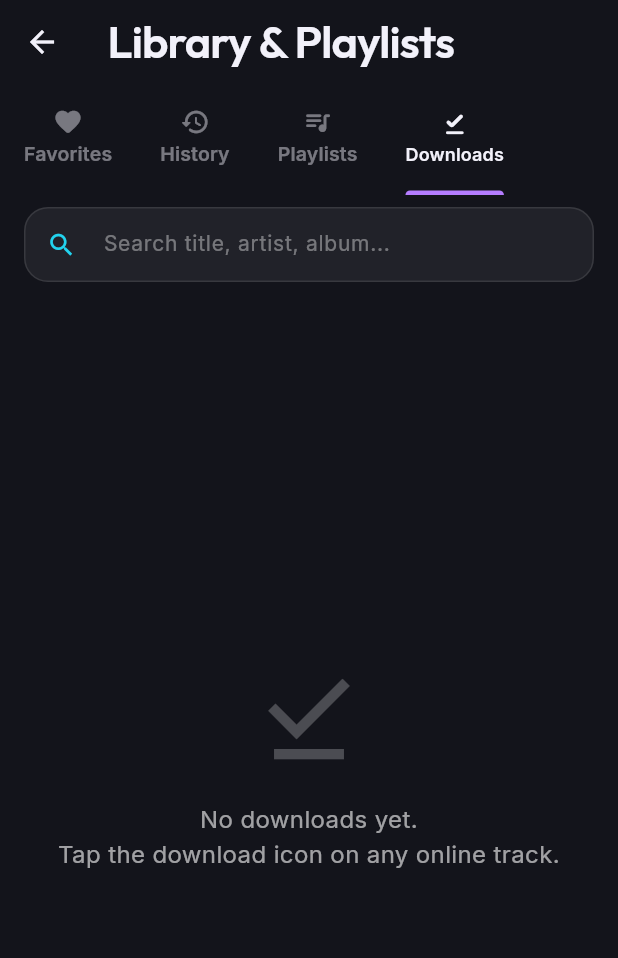
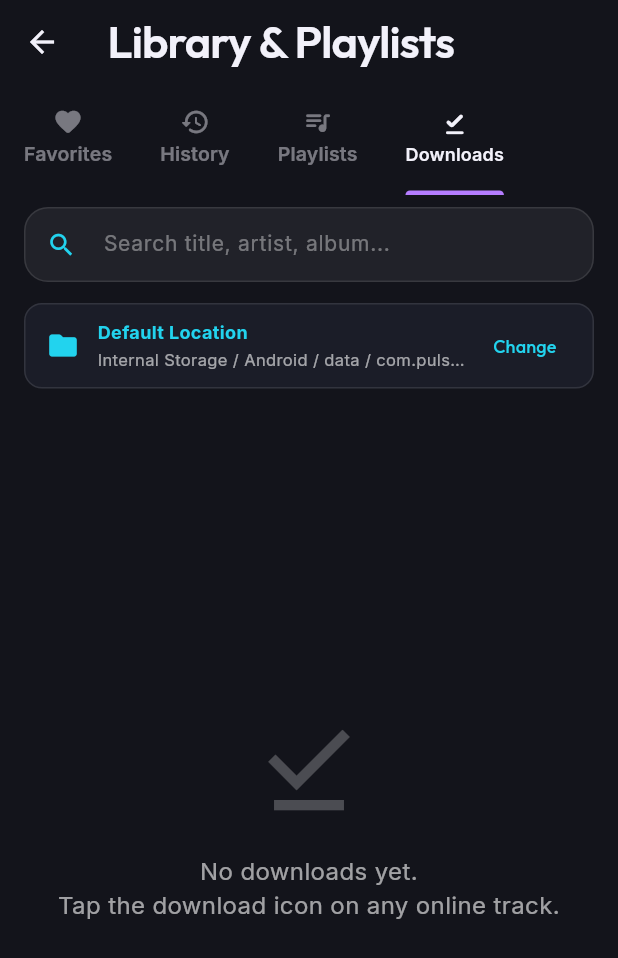
Before and after one commit to Thiyagu-2003/Pulse, a Flutter app: the PlaylistsScreen screen opened directly, tab 4 chosen, on a phone screen of 412 x 824 dp. Shown: the top 958 px of the screen. Run offline on Flutter 3.47's test engine with Material 3 defaults, Android fonts, the phone set to English and light mode, and no system bars; our stand-ins replace audio_service, cached_network_image, file_picker, flutter_spinkit, google_fonts, hive_flutter and 3 more; missing offline and left inert: newpipeextractor_dart, on_audio_query_pluse, youtube_explode_dart; accounts and stored records are empty; network calls fail; project files that could hold a hidden picture were left out.

Commit message:
custom download location

```diff
--- a/lib/providers/music_player_provider.dart
+++ b/lib/providers/music_player_provider.dart
@@ -374,6 +374,14 @@ class MusicPlayerProvider extends ChangeNotifier {
   List<AppMediaItem> getFavorites() => _storageService.getFavorites();
   List<AppMediaItem> getHistory() => _storageService.getHistory();
 
+  /// Custom Download Location
+  String? get customDownloadPath => _storageService.getCustomDownloadPath();
+
+  Future<void> setCustomDownloadPath(String? path) async {
+    await _storageService.setCustomDownloadPath(path);
+    notifyListeners();
+  }
+
   /// Playlists
   List<Playlist> getPlaylists() => _storageService.getPlaylists();
   Playlist? getPlaylist(String id) => _storageService.getPlaylist(id);
--- a/lib/services/audio_handler.dart
+++ b/lib/services/audio_handler.dart
@@ -10,7 +10,7 @@ Future<CustomAudioHandler> initAudioService() async {
   return await AudioService.init<CustomAudioHandler>(
     builder: () => CustomAudioHandler(),
     config: const AudioServiceConfig(
-      androidNotificationChannelId: 'com.antigravity.musicplayer.channel.audio',
+      androidNotificationChannelId: 'com.pulse.music.channel.audio',
       androidNotificationChannelName: 'Music Player Playback',
       androidNotificationOngoing: true,
       androidStopForegroundOnPause: true,
--- a/lib/services/storage_service.dart
+++ b/lib/services/storage_service.dart
@@ -10,6 +10,8 @@ class StorageService {
   static const String playlistsBox = 'playlists';
   static const String positionsBox = 'positions';
   static const String downloadsBox = 'downloads';
+  static const String settingsBox = 'settings';
+  static const String customDownloadPathKey = 'custom_download_path';
   static const int historyLimit = 200;
 
   Future<void> init() async {
@@ -19,6 +21,20 @@ class StorageService {
     await Hive.openBox<String>(playlistsBox);
     await Hive.openBox<int>(positionsBox);
     await Hive.openBox<String>(downloadsBox);
+    await Hive.openBox<String>(settingsBox);
+  }
+
+  /// Settings
+  Box<String> get _settingsBox => Hive.box<String>(settingsBox);
+
+  String? getCustomDownloadPath() => _settingsBox.get(customDownloadPathKey);
+
+  Future<void> setCustomDownloadPath(String? path) async {
+    if (path == null || path.isEmpty) {
+      await _settingsBox.delete(customDownloadPathKey);
+    } else {
+      await _settingsBox.put(customDownloadPathKey, path);
+    }
   }
 
   /// Downloads — kept separate from favorites. They answer different
--- a/lib/ui/screens/playlists_screen.dart
+++ b/lib/ui/screens/playlists_screen.dart
@@ -1,3 +1,4 @@
+import 'package:file_picker/file_picker.dart';
 import 'package:flutter/material.dart';
 import 'package:provider/provider.dart';
 import '../../models/media_item_model.dart';
@@ -129,22 +130,115 @@ class _PlaylistsScreenState extends State<PlaylistsScreen>
     );
   }
 
+  Widget _buildDownloadLocationHeader(
+    BuildContext context,
+    MusicPlayerProvider provider,
+  ) {
+    final customPath = provider.customDownloadPath;
+    final isCustom = customPath != null && customPath.isNotEmpty;
+    final displayPath = isCustom
+        ? customPath
+        : 'Internal Storage / Android / data / com.pulse.music / files / Music';
+
+    return Container(
+      margin: const EdgeInsets.symmetric(horizontal: 16, vertical: 6),
+      padding: const EdgeInsets.symmetric(horizontal: 14, vertical: 10),
+      decoration: BoxDecoration(
+        color: AppTheme.surface,
+        borderRadius: BorderRadius.circular(12),
+        border: Border.all(color: Colors.white10),
+      ),
+      child: Row(
+        children: [
+          Icon(
+            isCustom ? Icons.folder_special_rounded : Icons.folder_rounded,
+            color: AppTheme.accent,
+            size: 22,
+          ),
+          const SizedBox(width: 12),
+          Expanded(
+            child: Column(
+              crossAxisAlignment: CrossAxisAlignment.start,
+              children: [
+                Row(
+                  children: [
+                    Text(
+                      isCustom ? 'Custom Location' : 'Default Location',
+                      style: const TextStyle(
+                        fontSize: 12,
+                        fontWeight: FontWeight.bold,
+                        color: AppTheme.accent,
+                      ),
+                    ),
+                    if (isCustom) ...[
+                      const SizedBox(width: 8),
+                      GestureDetector(
+                        onTap: () => provider.setCustomDownloadPath(null),
+                        child: const Text(
+                          'Reset',
+                          style: TextStyle(
+                            fontSize: 11,
+                            color: Colors.white54,
+                            decoration: TextDecoration.underline,
+                          ),
+                        ),
+                      ),
+                    ],
+                  ],
+                ),
+                const SizedBox(height: 2),
+                Text(
+                  displayPath,
+                  maxLines: 1,
+                  overflow: TextOverflow.ellipsis,
+                  style: const TextStyle(fontSize: 11, color: Colors.white60),
+                ),
+              ],
+            ),
+          ),
+          const SizedBox(width: 8),
+          TextButton(
+            onPressed: () async {
+              final selectedDir = await FilePicker.getDirectoryPath(
+                dialogTitle: 'Select Download Folder',
+              );
+              if (selectedDir != null && selectedDir.isNotEmpty) {
+                await provider.setCustomDownloadPath(selectedDir);
+              }
+            },
+            style: TextButton.styleFrom(
+              padding: const EdgeInsets.symmetric(horizontal: 10, vertical: 4),
+              minimumSize: Size.zero,
+              tapTargetSize: MaterialTapTargetSize.shrinkWrap,
+            ),
+            child: const Text(
+              'Change',
+              style: TextStyle(color: AppTheme.accent, fontSize: 12),
+            ),
+          ),
+        ],
+      ),
+    );
+  }
+
   Widget _buildDownloadsList(MusicPlayerProvider provider) {
     final downloads = filterTracks(provider.getDownloads(), _query);
 
-    if (downloads.isEmpty) {
-      return _buildEmpty(
+    return Column(
+      children: [
+        _buildDownloadLocationHeader(context, provider),
+        if (downloads.isEmpty)
+          Expanded(
+            child: _buildEmpty(
               Icons.download_done,
               _query.isEmpty
                   ? 'No downloads yet.\nTap the download icon on any online track.'
                   : 'No downloads match your search.',
-      );
-    }
-
-    return Column(
-      children: [
+            ),
+          )
+        else ...[
           Padding(
-          padding: const EdgeInsets.symmetric(horizontal: 20, vertical: 8),
+            padding: const EdgeInsets.symmetric(horizontal: 20, vertical: 4),
             child: Row(
               mainAxisAlignment: MainAxisAlignment.spaceBetween,
               children: [
@@ -152,8 +246,6 @@ class _PlaylistsScreenState extends State<PlaylistsScreen>
                   '${downloads.length} downloaded',
                   style: const TextStyle(color: Colors.white60),
                 ),
-              // Sized on demand: the numbers come from the filesystem, and a
-              // file removed outside the app simply stops counting.
                 FutureBuilder<int>(
                   future: _sizeFuture(provider, downloads.length),
                   builder: (_, snapshot) => Text(
@@ -194,6 +286,7 @@ class _PlaylistsScreenState extends State<PlaylistsScreen>
               },
             ),
           ),
+        ],
       ],
     );
   }
--- a/pubspec.yaml
+++ b/pubspec.yaml
@@ -53,6 +53,7 @@ dependencies:
   flutter_spinkit: ^5.2.2
   newpipeextractor_dart: ^2.0.2
   youtube_player_flutter: ^9.0.1
+  file_picker: ^13.1.0
 
 dev_dependencies:
   flutter_test:
```
Also changed, not shown: lib/services/local_music_service.dart (+23 -22 lines), lib/services/youtube_service.dart (+56 -13 lines), lib/ui/widgets/add_to_playlist_sheet.dart (+10 -7 lines), pubspec.lock, 4 other files. Lines whose indentation alone changed are shown as unchanged.
